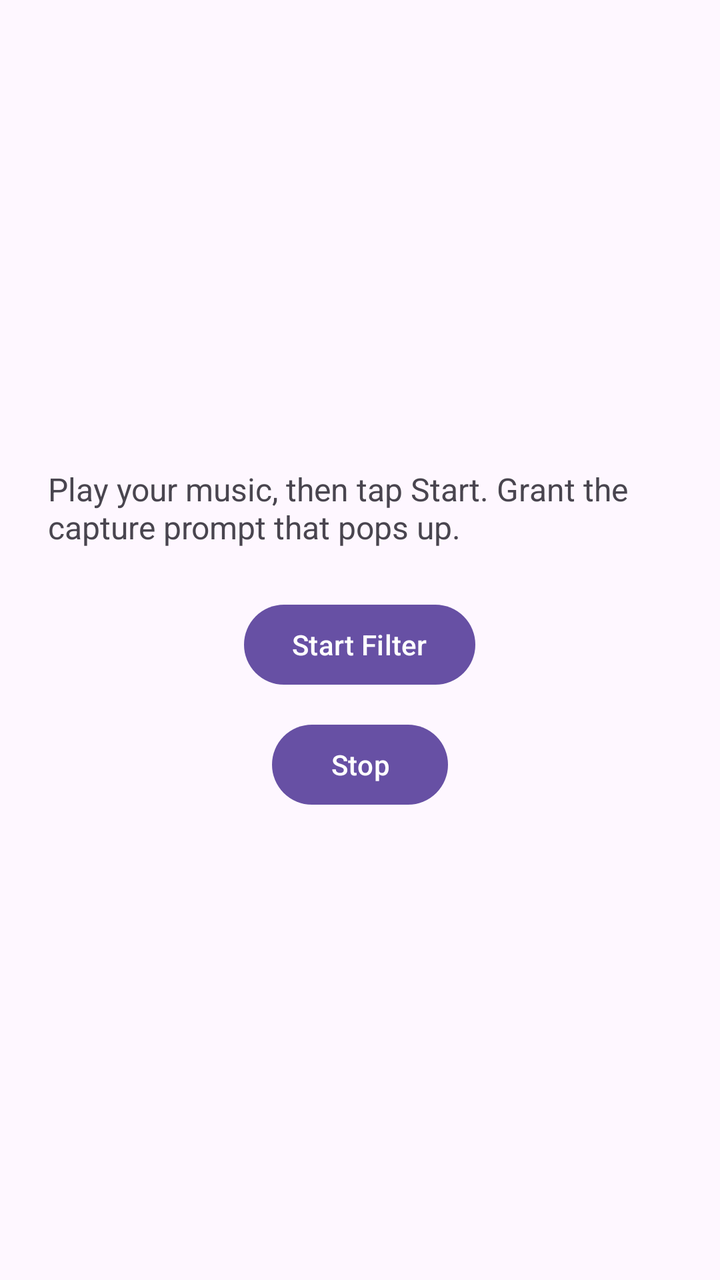
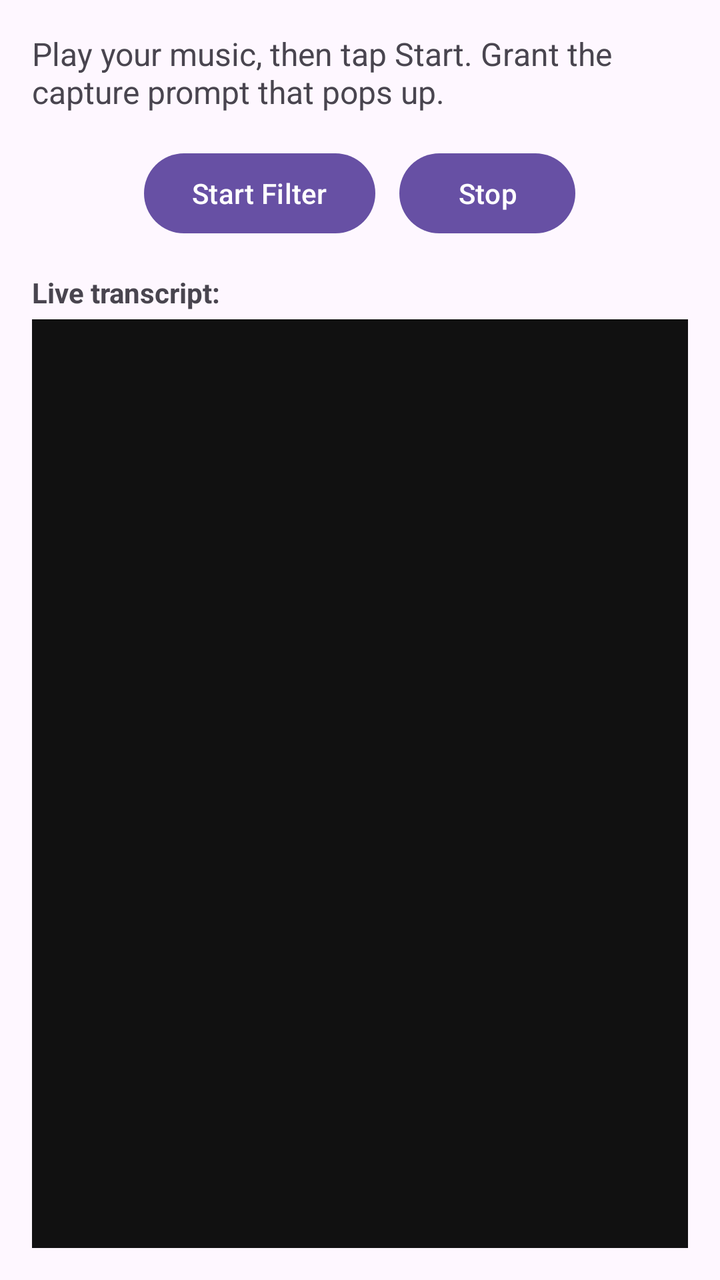

Two renders of the same Android screen: before a commit and after it. Below are the layout's source before the change and the commit's diff.
<!-- AndroidManifest.xml: application theme Theme.Material3.DayNight -->
<!-- res/layout/activity_main.xml -->
<?xml version="1.0" encoding="utf-8"?>
<LinearLayout xmlns:android="http://schemas.android.com/apk/res/android"
    android:layout_width="match_parent"
    android:layout_height="match_parent"
    android:orientation="vertical"
    android:gravity="center"
    android:padding="24dp">

    <TextView
        android:id="@+id/statusText"
        android:layout_width="wrap_content"
        android:layout_height="wrap_content"
        android:textSize="16sp"
        android:layout_marginBottom="24dp"
        android:text="Play your music, then tap Start. Grant the capture prompt that pops up." />

    <Button
        android:id="@+id/startButton"
        android:layout_width="wrap_content"
        android:layout_height="wrap_content"
        android:text="Start Filter" />

    <Button
        android:id="@+id/stopButton"
        android:layout_width="wrap_content"
        android:layout_height="wrap_content"
        android:layout_marginTop="12dp"
        android:text="Stop" />

</LinearLayout>
<!-- resources referenced by this layout -->
<resources>

</resources>

<!-- the commit's change to res/layout/activity_main.xml (unified diff, before → after) -->
@@ -3,28 +3,61 @@
     android:layout_width="match_parent"
     android:layout_height="match_parent"
     android:orientation="vertical"
-    android:gravity="center"
-    android:padding="24dp">
+    android:padding="16dp">
 
     <TextView
         android:id="@+id/statusText"
-        android:layout_width="wrap_content"
+        android:layout_width="match_parent"
         android:layout_height="wrap_content"
         android:textSize="16sp"
-        android:layout_marginBottom="24dp"
+        android:layout_marginBottom="16dp"
         android:text="Play your music, then tap Start. Grant the capture prompt that pops up." />
 
-    <Button
-        android:id="@+id/startButton"
-        android:layout_width="wrap_content"
+    <LinearLayout
+        android:layout_width="match_parent"
         android:layout_height="wrap_content"
-        android:text="Start Filter" />
+        android:orientation="horizontal"
+        android:gravity="center"
+        android:layout_marginBottom="16dp">
 
-    <Button
-        android:id="@+id/stopButton"
-        android:layout_width="wrap_content"
+        <Button
+            android:id="@+id/startButton"
+            android:layout_width="wrap_content"
+            android:layout_height="wrap_content"
+            android:text="Start Filter" />
+
+        <Button
+            android:id="@+id/stopButton"
+            android:layout_width="wrap_content"
+            android:layout_height="wrap_content"
+            android:layout_marginStart="12dp"
+            android:text="Stop" />
+
+    </LinearLayout>
+
+    <TextView
+        android:layout_width="match_parent"
         android:layout_height="wrap_content"
-        android:layout_marginTop="12dp"
-        android:text="Stop" />
+        android:text="Live transcript:"
+        android:textStyle="bold"
+        android:layout_marginBottom="4dp" />
+
+    <ScrollView
+        android:id="@+id/transcriptScroll"
+        android:layout_width="match_parent"
+        android:layout_height="0dp"
+        android:layout_weight="1"
+        android:background="#111111">
+
+        <TextView
+            android:id="@+id/transcriptText"
+            android:layout_width="match_parent"
+            android:layout_height="wrap_content"
+            android:padding="8dp"
+            android:textColor="#00FF00"
+            android:fontFamily="monospace"
+            android:textSize="13sp" />
+
+    </ScrollView>
 
 </LinearLayout>
